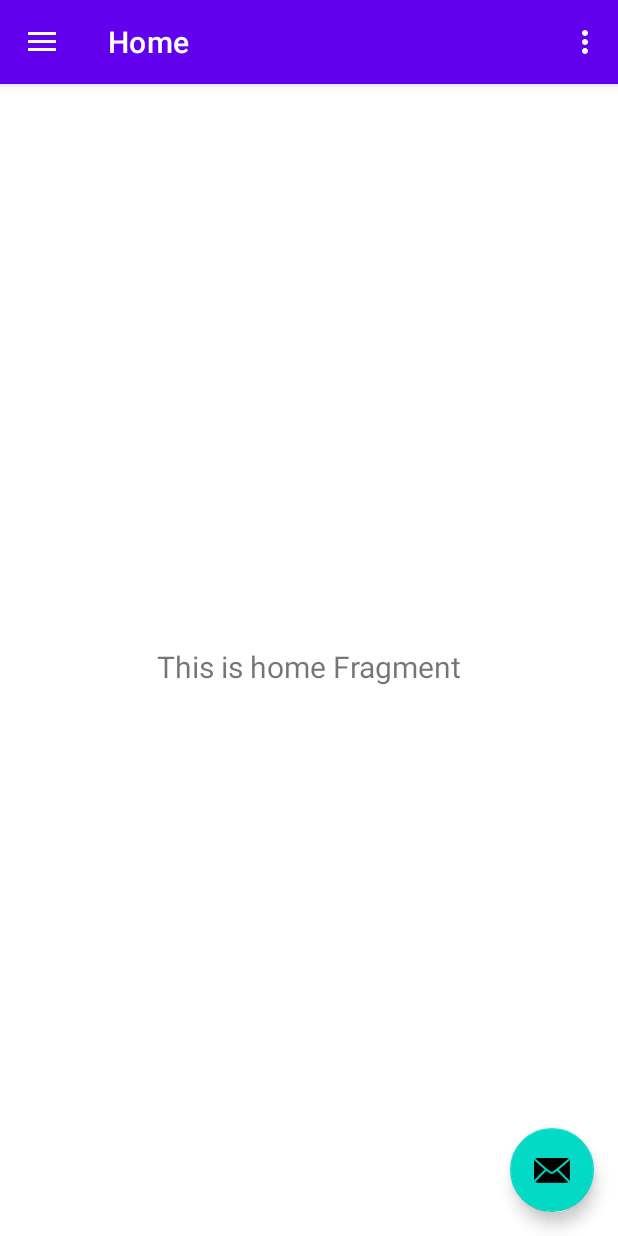
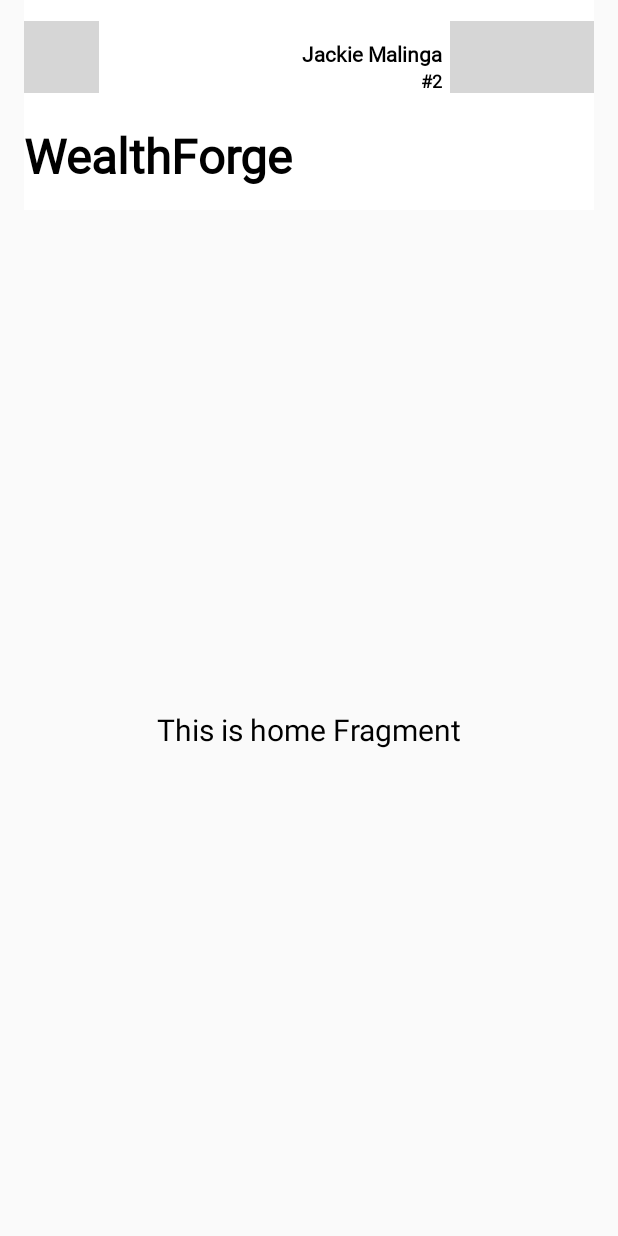
Before and after one commit to mzhala/WealthForge, an Android app: the screen it shows after launch (MainActivity), on a phone screen of 412 x 824 dp. Run offline under Robolectric (Android 15) with nearby library versions, the phone set to English and light mode, and no system bars; our stand-ins replace navigation-ui; grey boxes are pictures that could not be loaded.

Commit message:
Update
Updated the project header.

```diff
--- a/app/src/main/java/com/example/wealthforge/MainActivity.kt
+++ b/app/src/main/java/com/example/wealthforge/MainActivity.kt
@@ -2,6 +2,8 @@ package com.example.wealthforge
 
 import android.os.Bundle
 import android.view.Menu
+import android.widget.ImageView
+import android.widget.TextView
 import com.google.android.material.snackbar.Snackbar
 import com.google.android.material.navigation.NavigationView
 import androidx.navigation.findNavController
@@ -12,6 +14,7 @@ import androidx.navigation.ui.setupWithNavController
 import androidx.drawerlayout.widget.DrawerLayout
 import androidx.appcompat.app.AppCompatActivity
 import com.example.wealthforge.databinding.ActivityMainBinding
+import androidx.core.view.GravityCompat
 
 class MainActivity : AppCompatActivity() {
 
@@ -25,27 +28,41 @@ class MainActivity : AppCompatActivity() {
         setContentView(binding.root)
 
         setSupportActionBar(binding.appBarMain.toolbar)
+        supportActionBar?.setDisplayShowTitleEnabled(false)
 
-        binding.appBarMain.fab.setOnClickListener { view ->
-            Snackbar.make(view, "Replace with your own action", Snackbar.LENGTH_LONG)
-                .setAction("Action", null).show()
+        // Setup toolbar custom views
+        val titleTextView: TextView = binding.appBarMain.toolbar.findViewById(R.id.toolbar_title)
+        val iconMenu: ImageView = binding.appBarMain.toolbar.findViewById(R.id.icon_menu)
+        val iconProfile: ImageView = binding.appBarMain.toolbar.findViewById(R.id.icon_profile)
+
+        titleTextView.text = "WealthForge"
+
+        iconMenu.setOnClickListener {
+            binding.drawerLayout.openDrawer(GravityCompat.START)
         }
+
+        iconProfile.setOnClickListener {
+            Snackbar.make(it, "Profile clicked", Snackbar.LENGTH_SHORT).show()
+        }
+
         val drawerLayout: DrawerLayout = binding.drawerLayout
         val navView: NavigationView = binding.navView
         val navController = findNavController(R.id.nav_host_fragment_content_main)
-        // Passing each menu ID as a set of Ids because each
-        // menu should be considered as top level destinations.
+
         appBarConfiguration = AppBarConfiguration(
-            setOf(
-                R.id.nav_home, R.id.nav_gallery, R.id.nav_slideshow
-            ), drawerLayout
+            setOf(R.id.nav_home, R.id.nav_gallery, R.id.nav_slideshow),
+            drawerLayout
         )
-        setupActionBarWithNavController(navController, appBarConfiguration)
+        //setupActionBarWithNavController(navController, appBarConfiguration)
         navView.setupWithNavController(navController)
     }
 
+    private fun updateToolbarTitle(title: String) {
+        val titleTextView: TextView = binding.appBarMain.toolbar.findViewById(R.id.toolbar_title)
+        titleTextView.text = title
+    }
+
     override fun onCreateOptionsMenu(menu: Menu): Boolean {
-        // Inflate the menu; this adds items to the action bar if it is present.
         menuInflater.inflate(R.menu.main, menu)
         return true
     }
--- a/app/src/main/res/layout/app_bar_main.xml
+++ b/app/src/main/res/layout/app_bar_main.xml
@@ -4,31 +4,125 @@
     xmlns:tools="http://schemas.android.com/tools"
     android:layout_width="match_parent"
     android:layout_height="match_parent"
-    tools:context=".MainActivity">
+    tools:context=".MainActivity"
+    android:paddingStart="16dp"
+    android:paddingRight="16dp"
+    android:paddingTop="0dp">
 
     <com.google.android.material.appbar.AppBarLayout
         android:layout_width="match_parent"
         android:layout_height="wrap_content"
-        android:theme="@style/Theme.WealthForge.AppBarOverlay">
+        android:theme="@style/Theme.WealthForge.AppBarOverlay"
+        android:elevation="0dp"
+        android:layout_gravity="end">
 
         <androidx.appcompat.widget.Toolbar
             android:id="@+id/toolbar"
             android:layout_width="match_parent"
             android:layout_height="?attr/actionBarSize"
             android:background="?attr/colorPrimary"
-            app:popupTheme="@style/Theme.WealthForge.PopupOverlay" />
+            app:contentInsetStart="0dp"
+            app:contentInsetLeft="0dp"
+            >
+
+            <!-- Header -->
+            <LinearLayout
+                android:layout_width="match_parent"
+                android:layout_height="wrap_content"
+                android:orientation="vertical">
+
+                <LinearLayout
+                    android:layout_width="match_parent"
+                    android:layout_height="48dp"
+                    android:orientation="horizontal"
+                    android:gravity="center_vertical"
+                    android:elevation="0dp"
+                    android:paddingStart="0dp"
+                    android:paddingLeft="0dp"
+                    android:paddingEnd="0dp"
+                    android:paddingRight="0dp"
+                    >
+
+                    <!-- Left Icon -->
+                    <ImageView
+                        android:id="@+id/icon_menu"
+                        android:layout_width="50dp"
+                        android:layout_height="50dp"
+                        android:contentDescription="Menu"
+                        android:src="@drawable/ic_menu_foreground" />
+
+                    <Space
+                        android:layout_width="12dp"
+                        android:layout_height="match_parent"
+                        android:layout_weight="1"/>
+
+                    <LinearLayout
+                        android:layout_width="wrap_content"
+                        android:layout_height="match_parent"
+                        android:orientation="vertical"
+                        android:layout_gravity="bottom"
+                        android:paddingEnd="5dp">
+
+                        <Space
+                            android:layout_width="match_parent"
+                            android:layout_height="match_parent"
+                            android:layout_weight="1"/>
+
+                        <TextView
+                            android:layout_width="wrap_content"
+                            android:layout_height="wrap_content"
+                            android:text="Jackie Malinga"
+                            android:fontFamily="@font/inter"
+                            android:textStyle="bold"
+                            android:textSize="14sp"/>
+
+                        <TextView
+                            android:layout_width="wrap_content"
+                            android:layout_height="wrap_content"
+                            android:text="#2"
+                            android:fontFamily="@font/inter"
+                            android:textStyle="bold"
+                            android:textSize="12sp"
+                            android:layout_gravity="end"/>
+
+                    </LinearLayout>
+
+                    <!-- Profile Picture -->
+                    <ImageView
+                        android:id="@+id/icon_profile"
+                        android:layout_width="wrap_content"
+                        android:layout_height="wrap_content"
+                        android:src="@drawable/u0001_profile_picture"
+                        android:contentDescription="Profile"
+                        android:paddingTop="1dp"
+                        android:paddingBottom="1dp"/>
+
+                </LinearLayout>
+                <LinearLayout
+                    android:layout_width="match_parent"
+                    android:layout_height="match_parent"
+                    android:orientation="vertical"
+                    android:gravity="center_vertical"
+                    android:elevation="0dp"
+                    android:paddingTop="10dp">
+
+                    <!-- Title -->
+                    <TextView
+                        android:id="@+id/toolbar_title"
+                        android:layout_width="wrap_content"
+                        android:layout_height="wrap_content"
+                        android:text="Budget"
+                        android:fontFamily="@font/inter"
+                        android:textStyle="bold"
+                        android:textSize="32sp"
+                        android:paddingTop="10dp"/>
+                </LinearLayout>
+            </LinearLayout>
+        </androidx.appcompat.widget.Toolbar>
+
 
     </com.google.android.material.appbar.AppBarLayout>
 
     <include layout="@layout/content_main" />
 
-    <com.google.android.material.floatingactionbutton.FloatingActionButton
-        android:id="@+id/fab"
-        android:layout_width="wrap_content"
-        android:layout_height="wrap_content"
-        android:layout_gravity="bottom|end"
-        android:layout_marginEnd="@dimen/fab_margin"
-        android:layout_marginBottom="16dp"
-        app:srcCompat="@android:drawable/ic_dialog_email" />
-
 </androidx.coordinatorlayout.widget.CoordinatorLayout>
--- a/app/src/main/res/menu/main.xml
+++ b/app/src/main/res/menu/main.xml
@@ -1,9 +1,5 @@
 <?xml version="1.0" encoding="utf-8"?>
 <menu xmlns:android="http://schemas.android.com/apk/res/android"
     xmlns:app="http://schemas.android.com/apk/res-auto">
-    <item
-        android:id="@+id/action_settings"
-        android:orderInCategory="100"
-        android:title="@string/action_settings"
-        app:showAsAction="never" />
+
 </menu>
--- a/app/src/main/res/values/colors.xml
+++ b/app/src/main/res/values/colors.xml
@@ -7,4 +7,5 @@
     <color name="teal_700">#FF018786</color>
     <color name="black">#FF000000</color>
     <color name="white">#FFFFFFFF</color>
+    <color name="orange">#FDAC15</color>
 </resources>
--- a/app/src/main/res/values/themes.xml
+++ b/app/src/main/res/values/themes.xml
@@ -1,10 +1,10 @@
 <resources xmlns:tools="http://schemas.android.com/tools">
     <!-- Base application theme. -->
-    <style name="Theme.WealthForge" parent="Theme.MaterialComponents.DayNight.DarkActionBar">
+    <style name="Theme.WealthForge" parent="Theme.AppCompat.Light.NoActionBar">
         <!-- Primary brand color. -->
-        <item name="colorPrimary">@color/purple_500</item>
-        <item name="colorPrimaryVariant">@color/purple_700</item>
-        <item name="colorOnPrimary">@color/white</item>
+        <item name="colorPrimary">@color/white</item>
+        <item name="colorPrimaryVariant">@color/black</item>
+        <item name="colorOnPrimary">@color/black</item>
         <!-- Secondary brand color. -->
         <item name="colorSecondary">@color/teal_200</item>
         <item name="colorSecondaryVariant">@color/teal_700</item>
@@ -12,6 +12,9 @@
         <!-- Status bar color. -->
         <item name="android:statusBarColor">?attr/colorPrimaryVariant</item>
         <!-- Customize your theme here. -->
+        <item name="android:textColor">#000000</item>
+
+        <item name="actionBarSize">140dp</item>
     </style>
 
     <style name="Theme.WealthForge.NoActionBar">
@@ -19,7 +22,14 @@
         <item name="windowNoTitle">true</item>
     </style>
 
-    <style name="Theme.WealthForge.AppBarOverlay" parent="ThemeOverlay.AppCompat.Dark.ActionBar" />
+    <style name="Theme.WealthForge.AppBarOverlay" parent="ThemeOverlay.AppCompat.Light">
+        <item name="elevationOverlayEnabled">false</item>
+        <item name="android:elevation">0dp</item>
+        <item name="android:outlineProvider">none</item>
+        <item name="android:stateListAnimator">@null</item>
+        <item name="android:background">@android:color/transparent</item>
+    </style>
+
 
     <style name="Theme.WealthForge.PopupOverlay" parent="ThemeOverlay.AppCompat.Light" />
 </resources>
```
Also changed, not shown: app/src/main/res/font/quicksand.ttf (added), app/src/main/res/font/roboto.ttf (added), 1 other file.
